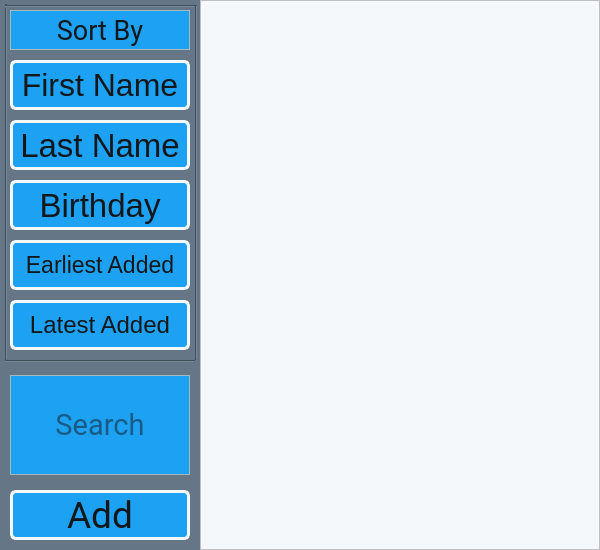
First picture: the form in qt/ui/contactswindow.ui, repository jparker2006/Contacts, before the edit.
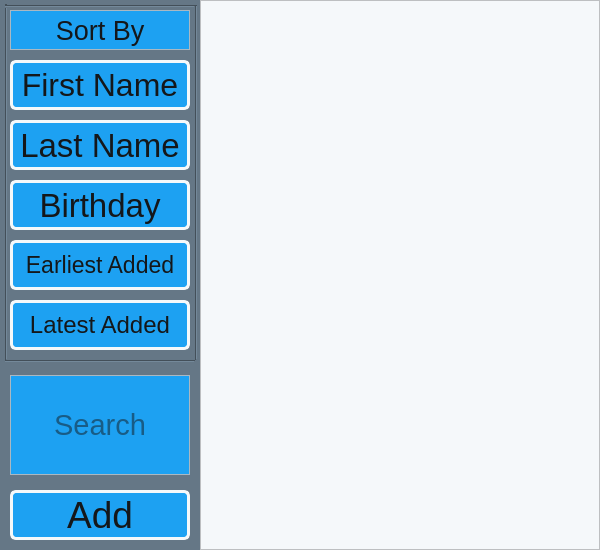
Second picture: the form after the edit.

The edit to the form file:
```diff
--- a/qt/ui/contactswindow.ui
+++ b/qt/ui/contactswindow.ui
@@ -53,7 +53,6 @@
     </property>
     <property name="font">
      <font>
-      <family>Roboto</family>
       <pointsize>28</pointsize>
      </font>
     </property>
@@ -82,7 +81,6 @@
     </property>
     <property name="font">
      <font>
-      <family>Roboto</family>
       <pointsize>22</pointsize>
      </font>
     </property>
@@ -109,7 +107,6 @@
     </property>
     <property name="font">
      <font>
-      <family>Roboto</family>
       <pointsize>20</pointsize>
      </font>
     </property>
```
Left out of the diff: 9 changed lines with no effect on the pictures.
